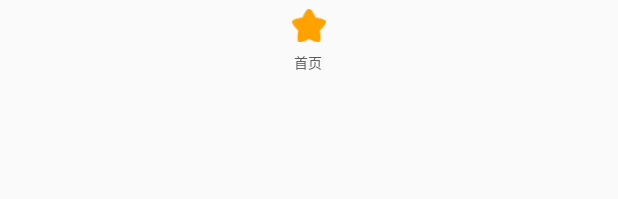
After one commit to cjwmusic/TTravel, an Android app: the layout tab_item_custom.xml on its own in the app's theme, with its tools: preview values and no code run, on a phone screen of 412 x 824 dp. The commit adds this screen. Shown: the top 199 px of the screen. Run offline under Robolectric (Android 15) with nearby library versions, the phone set to English and light mode, and no system bars.

```diff
--- a/app/src/main/java/com/wukong/ttravel/service/home/fragment/HomeFragment.java
+++ b/app/src/main/java/com/wukong/ttravel/service/home/fragment/HomeFragment.java
@@ -77,9 +77,8 @@ public class HomeFragment extends BaseFragment implements SwipeRefreshLayout.OnR
                     //点击的是伴客item
                     if (listData.get(position).getClass().equals(Tailor.class)) {
                         Tailor tailor = (Tailor) listData.get(position);
-//                        Router.sharedRouter().open("tailorIndex/" + tailor.getMembID());
-
-                        Router.sharedRouter().open("chat/" + "20160119001");
+                        Router.sharedRouter().open("tailorIndex/" + tailor.getMembID());
+//                        Router.sharedRouter().open("chat/" + "20160119001");
                     } else { //点击的是城市item
 
                     }
--- a/app/src/main/java/com/wukong/ttravel/service/login/model/TTUser.java
+++ b/app/src/main/java/com/wukong/ttravel/service/login/model/TTUser.java
@@ -69,6 +69,7 @@ public class TTUser {
         userAvatar = jsonObject.getString("MembPhoto");
         nickName = jsonObject.getString("MembNickname");
         userRealName = jsonObject.getString("MembName");
+        password = jsonObject.getString("MembPassword");
         gender = jsonObject.getInteger("MembSex");
         hometown = jsonObject.getString("MembHometown");
         userRealName = jsonObject.getString("MembName");
--- a/app/src/main/java/com/wukong/ttravel/service/my/activity/MeDetailActivity.java
+++ b/app/src/main/java/com/wukong/ttravel/service/my/activity/MeDetailActivity.java
@@ -127,7 +127,8 @@ public class MeDetailActivity extends BaseActivity{
             @Override
             public void onSuccess(Object obj) {
                 JSONObject data = (JSONObject) obj;
-                showSuccess(data.getString("Message"));
+//                showSuccess(data.getString("Message"));
+                dismissSvHud();
 
                 JSONObject userModel = data.getJSONObject("Model");
                 TTUser user = new TTUser(userModel);
@@ -147,7 +148,7 @@ public class MeDetailActivity extends BaseActivity{
         JSONObject params;
         try {
             params = new JSONObject();
-            params.put("strCode", Helper.sharedHelper().getCurrentUer().getUserId());
+            params.put("strCode", Helper.sharedHelper().getCurrentUer().getUserPhoneNumber());
             params.put("strPassword", Helper.sharedHelper().getCurrentUer().getPassword());
         } catch (Exception e) {
             params = null;
--- a/app/src/main/res/layout/fragment_me.xml
+++ b/app/src/main/res/layout/fragment_me.xml
@@ -32,6 +32,7 @@
                 android:layout_marginRight="12dp"
                 android:scaleType="fitCenter"/>
             <TextView
+
                 android:layout_width="match_parent"
                 android:layout_height="50dp"
                 android:gravity="center_vertical"
--- /dev/null
+++ b/app/src/main/res/layout/tab_item_custom.xml
@@ -0,0 +1,55 @@
+<?xml version="1.0" encoding="utf-8"?>
+<RelativeLayout xmlns:android="http://schemas.android.com/apk/res/android"
+    android:layout_width="match_parent"
+    android:layout_height="50dp"
+    android:background="@color/tab_bg">
+
+    <LinearLayout
+        android:id="@+id/tab_custom"
+        android:layout_width="wrap_content"
+        android:layout_height="match_parent"
+        android:layout_centerHorizontal="true"
+        android:layout_marginTop="5dp"
+        android:gravity="center_horizontal"
+        android:orientation="vertical">
+
+        <ImageView
+            android:id="@+id/tabIcon"
+            android:layout_width="23dp"
+            android:layout_height="23dp"
+            android:scaleType="fitCenter"
+            android:src="@drawable/home_star_active"/>
+
+        <TextView
+            android:id="@+id/tabText"
+            android:layout_width="wrap_content"
+            android:layout_height="wrap_content"
+            android:layout_below="@id/tabIcon"
+            android:layout_centerHorizontal="true"
+            android:layout_marginTop="5dp"
+            android:gravity="center"
+            android:textSize="9dp"
+            android:textColor="@drawable/tab_item_title_color"
+            android:text="@string/tab_home"
+            />
+    </LinearLayout>
+
+    <!-- 红点-->
+    <TextView
+        android:id="@+id/unreadHighlight"
+        android:layout_width="wrap_content"
+        android:layout_height="wrap_content"
+        android:layout_alignParentRight="true"
+        android:layout_marginRight="10dp"
+        android:layout_marginTop="19dp"
+        android:gravity="center"
+        android:paddingBottom="2dp"
+        android:paddingLeft="4dp"
+        android:paddingRight="4dp"
+        android:paddingTop="2dp"
+        android:text="99+"
+        android:visibility="gone" />
+
+
+
+</RelativeLayout>
```
Also changed, not shown: app/src/main/java/com/wukong/ttravel/Base/TTApplication.java (+12 -0 lines), app/src/main/java/com/wukong/ttravel/MainActivity.java (+37 -1 lines), app/src/main/java/com/wukong/ttravel/service/my/fragment/MeFragment.java (+34 -4 lines), app/src/main/java/com/wukong/ttravel/service/my/model/TTSwitchTailorEvent.java (added, +13 -0 lines), app/src/main/java/com/wukong/ttravel/widget/TabManager.java (+33 -0 lines).
